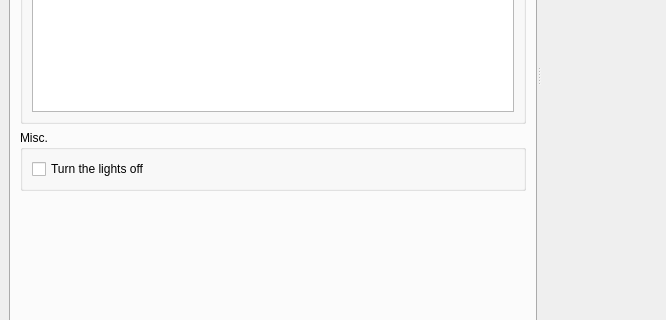
This is form/MainWindow.ui in TLCFEM/damping-dolphin as Qt 5 draws it before an edit; both pictures show x 0 to 666 and y 299 to 619 of the 1050 by 750 pixel window. The edited form follows.
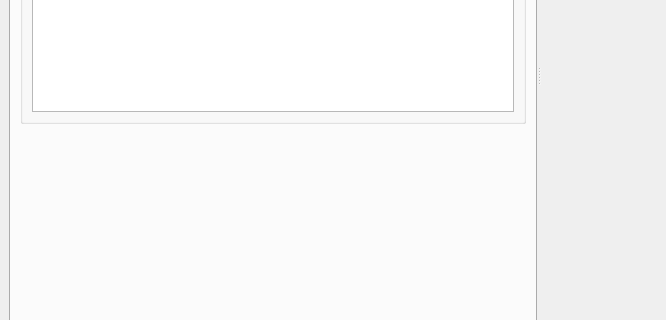
This is the edited form. The open tabs and pages were chosen to show the change. Custom widgets are drawn as their Qt base class.

Commit message: Remove dark mode theme functionality and update Qt resource enums

What changed in the file:
```diff
--- a/form/MainWindow.ui
+++ b/form/MainWindow.ui
@@ -937,22 +937,6 @@
               </layout>
              </widget>
             </item>
-            <item>
-             <widget class="QGroupBox" name="groupBox_3">
-              <property name="title">
-               <string>Misc.</string>
-              </property>
-              <layout class="QVBoxLayout" name="verticalLayout_13">
-               <item>
-                <widget class="QCheckBox" name="darkMode">
-                 <property name="text">
-                  <string>Turn the lights off</string>
-                 </property>
-                </widget>
-               </item>
-              </layout>
-             </widget>
-            </item>
             <item>
              <spacer name="verticalSpacer_3">
               <property name="orientation">
```
Left out of the diff: 66 changed lines with no effect on the pictures. The commit also changes 47 other files.
